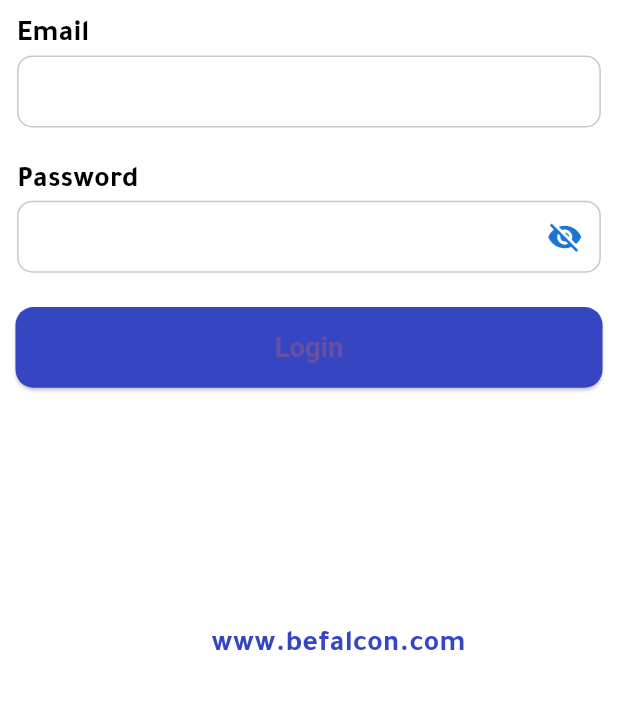
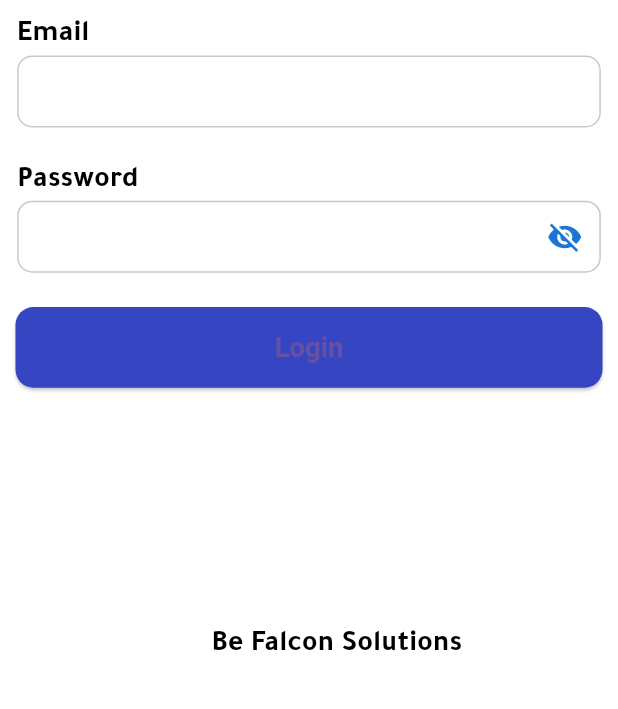
Before and after one commit to BFS-MobileApp/land_lord_statistics, a Flutter app: the screen it shows after launch, on a phone screen of 412 x 824 dp, the part 507-1216 px from its top. Run offline on Flutter 3.47's test engine with Material 3 defaults, Android fonts, the phone set to English and light mode, and no system bars; our stand-ins replace bloc, dartz, dio, equatable, flutter_bloc, flutter_colorpicker and 8 more; missing offline and left inert: country_flags; accounts and stored records are empty.

```diff
--- a/lib/widgets/logo_widget.dart
+++ b/lib/widgets/logo_widget.dart
@@ -22,10 +22,7 @@ class LogoWidget extends StatelessWidget {
       elevation: 0,
       child: Container(
         margin: Helper.getCurrentLocal() == 'AR' ? EdgeInsets.only(right: MediaQuery.of(context).size.width/3.3 , bottom: ScreenUtil().setHeight(10)) : EdgeInsets.only(left: MediaQuery.of(context).size.width/3.3 , bottom: ScreenUtil().setHeight(10)),
-        child: InkWell(
-            onTap: _launchUrl,
-            child: Text('www.befalcon.com' , style: TextStyle(fontWeight: FontWeight.bold , color: AppColors.primaryColor , fontSize: 17.sp),)
-        ),
+        child: Text('Be Falcon Solutions' , style: TextStyle(fontWeight: FontWeight.bold , color: AppColors.black , fontSize: 17.sp),),
       ),
     );
   }
--- a/pubspec.yaml
+++ b/pubspec.yaml
@@ -1,6 +1,6 @@
 name: LandlordStatistics
 description: A new Flutter project.
-version: 1.0.1
+version: 1.0.3
 environment:
   sdk: '>=3.0.6 <4.0.0'
 
```
Also changed, not shown: 1 other file.
